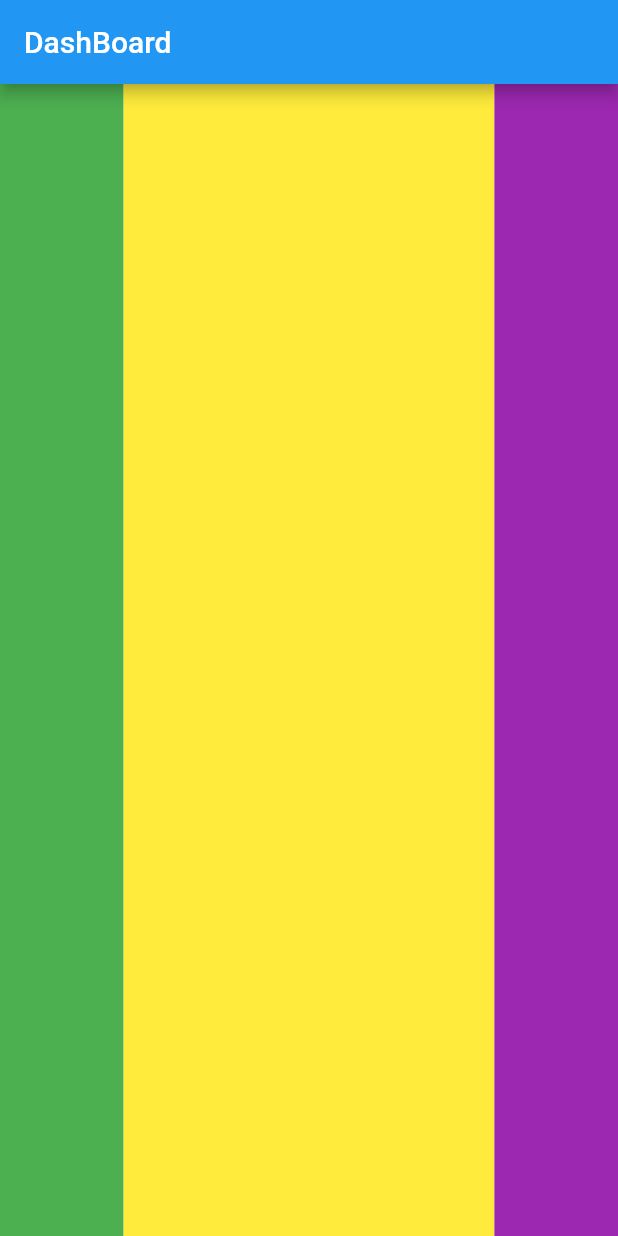
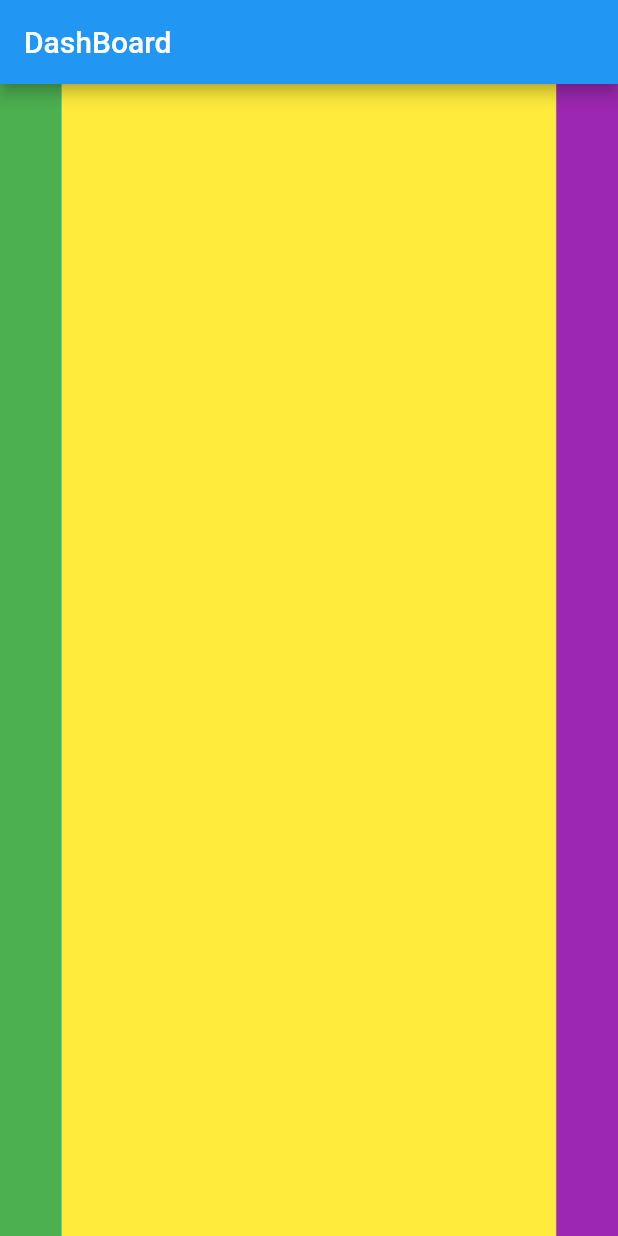
Before and after one commit to RBellizari/dash_flutter, a Flutter app: the screen it shows after launch, on a phone screen of 412 x 824 dp. Run offline on Flutter 3.47's test engine with Material 2 defaults, Android fonts, the phone set to English and light mode, and no system bars; missing offline and left inert: flutter_charts.

Commit message:
teste 4 row

```diff
--- a/lib/screens/home/home_page.dart
+++ b/lib/screens/home/home_page.dart
@@ -19,18 +19,18 @@ class _HomePageState extends State<HomePage> {
         child: Row(
           children: <Widget>[
             Expanded(
-                flex: 2,
+                flex: 1,
                 child: Container(
                   color: Colors.green,
                 )),
             Expanded(
-              flex: 6,
+              flex: 8,
               child: Container(
                 color: Colors.yellow,
               ),
             ),
             Expanded(
-              flex: 2,
+              flex: 1,
               child: Container(
                 color: Colors.purple,
               ),
```
